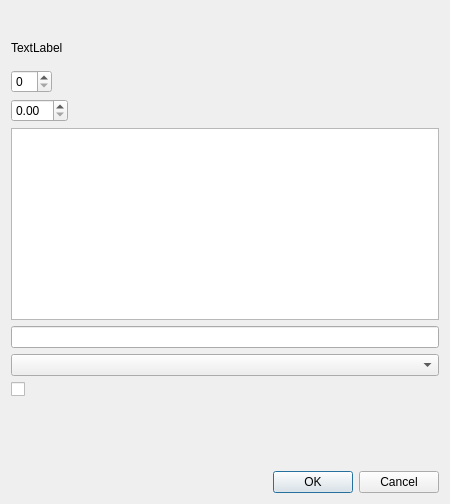
tdauth/wc3lib, file src/editor/objecteditor/ui/objectvaluedialog.ui: the form before one commit.
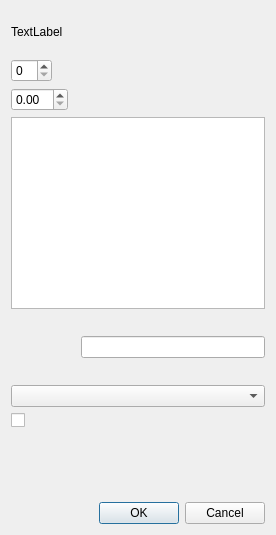
The form after the commit. Custom widgets are drawn as their Qt base class.

```diff
--- a/src/editor/objecteditor/ui/objectvaluedialog.ui
+++ b/src/editor/objecteditor/ui/objectvaluedialog.ui
@@ -6,8 +6,8 @@
    <rect>
     <x>0</x>
     <y>0</y>
-    <width>450</width>
-    <height>504</height>
+    <width>276</width>
+    <height>535</height>
    </rect>
   </property>
   <property name="sizePolicy">
@@ -21,17 +21,6 @@
   </property>
   <layout class="QGridLayout" name="gridLayout">
    <item row="0" column="0">
-    <layout class="QHBoxLayout" name="horizontalLayout">
-     <item>
-      <layout class="QVBoxLayout" name="verticalLayout">
-       <item>
-        <widget class="QLabel" name="m_imageFilePreview">
-         <property name="text">
-          <string/>
-         </property>
-        </widget>
-       </item>
-       <item>
         <widget class="QLabel" name="m_label">
          <property name="sizePolicy">
           <sizepolicy hsizetype="Preferred" vsizetype="Expanding">
@@ -44,7 +33,7 @@
          </property>
         </widget>
        </item>
-       <item>
+   <item row="1" column="0">
         <layout class="QHBoxLayout" name="horizontalLayout_2">
          <item>
           <widget class="KIntSpinBox" name="m_intSpinBox">
@@ -68,7 +57,7 @@
          </item>
         </layout>
        </item>
-       <item>
+   <item row="2" column="0">
         <layout class="QHBoxLayout" name="horizontalLayout_3">
          <item>
           <widget class="QDoubleSpinBox" name="m_doubleSpinBox">
@@ -92,31 +81,44 @@
          </item>
         </layout>
        </item>
-       <item>
-        <layout class="QHBoxLayout" name="horizontalLayout_5">
-         <item>
-          <layout class="QVBoxLayout" name="verticalLayout_3">
+   <item row="3" column="0">
+    <layout class="QVBoxLayout" name="verticalLayout">
            <item>
             <widget class="KTextEdit" name="m_textEdit"/>
            </item>
            <item>
+      <layout class="QHBoxLayout" name="horizontalLayout">
+       <item>
+        <widget class="QLabel" name="m_imageFilePreview">
+         <property name="minimumSize">
+          <size>
+           <width>64</width>
+           <height>64</height>
+          </size>
+         </property>
+         <property name="text">
+          <string/>
+         </property>
+        </widget>
+       </item>
+       <item>
             <widget class="QLineEdit" name="m_lineEdit"/>
            </item>
           </layout>
          </item>
         </layout>
        </item>
-       <item>
+   <item row="4" column="0">
         <widget class="KComboBox" name="m_comboBox"/>
        </item>
-       <item>
+   <item row="5" column="0">
         <widget class="QCheckBox" name="m_checkBox">
          <property name="text">
           <string/>
          </property>
         </widget>
        </item>
-       <item>
+   <item row="6" column="0">
         <spacer name="verticalSpacer_2">
          <property name="orientation">
           <enum>Qt::Vertical</enum>
@@ -129,11 +131,7 @@
          </property>
         </spacer>
        </item>
-      </layout>
-     </item>
-    </layout>
-   </item>
-   <item row="1" column="0">
+   <item row="7" column="0">
     <widget class="KDialogButtonBox" name="m_buttonBox">
      <property name="standardButtons">
       <set>QDialogButtonBox::Cancel|QDialogButtonBox::Ok</set>
```
Lines whose indentation alone changed are shown as unchanged.
